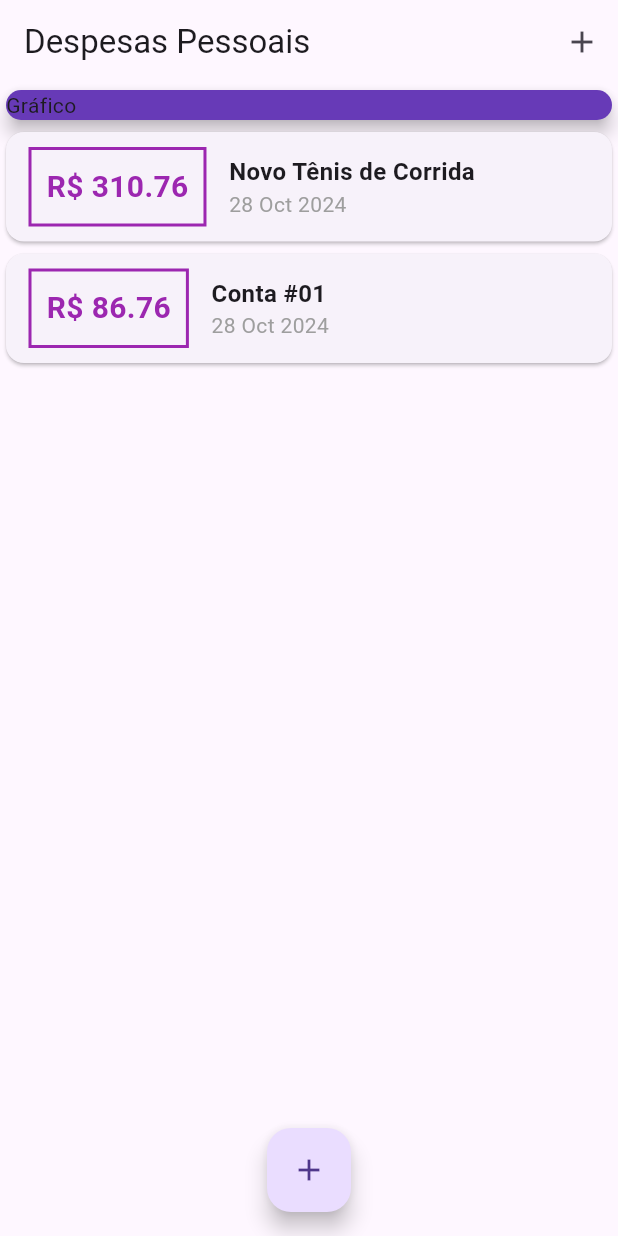
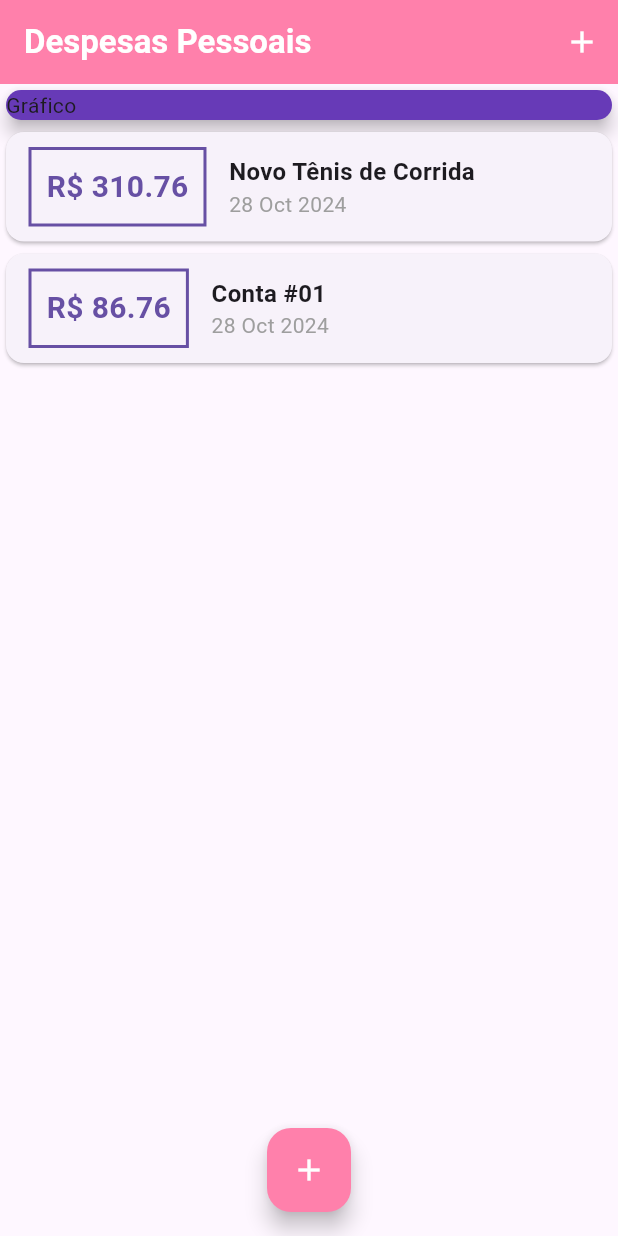
Before and after one commit to gabibecker/DespesasPessoais, a Flutter app: the screen it shows after launch, on a phone screen of 412 x 824 dp. Run offline on Flutter 3.47's test engine with Material 3 defaults, Android fonts, the phone set to English and light mode, and no system bars; Roboto replaces fonts that are missing (OpenSans).

Commit message:
114 Estilo com Theme

```diff
--- a/expenses/lib/components/transaction_list.dart
+++ b/expenses/lib/components/transaction_list.dart
@@ -24,7 +24,7 @@ class Transactionlist extends StatelessWidget {
                     ),
                     decoration: BoxDecoration(
                       border: Border.all(
-                        color: Colors.purple,
+                        color: Theme.of(context).primaryColor,
                         width: 2,
                       ),
                     ),
@@ -34,7 +34,7 @@ class Transactionlist extends StatelessWidget {
                       style: TextStyle(
                         fontWeight: FontWeight.bold,
                         fontSize: 20,
-                        color: Colors.purple,
+                        color: Theme.of(context).primaryColor,
                       ),
                     ),
                   ),
--- a/expenses/lib/main.dart
+++ b/expenses/lib/main.dart
@@ -4,24 +4,60 @@ import 'components/transaction_list.dart';
 import 'components/transaction_form.dart';
 import 'dart:math';
 
-
 main() => runApp(ExpensesApp());
 
 class ExpensesApp extends StatelessWidget {
   @override
   Widget build(BuildContext context) {
-    return MaterialApp(home: MyHomePage());
+    final ThemeData tema = ThemeData();
+
+    return MaterialApp(
+      home: MyHomePage(),
+      theme: tema.copyWith(
+        colorScheme: tema.colorScheme.copyWith(
+          primary: Colors.pinkAccent[100],
+          secondary: Colors.white,
+        ),
+        textTheme: tema.textTheme.copyWith(
+          titleLarge: TextStyle(
+            fontFamily: 'OpenSans',
+            fontSize: 20,
+            fontWeight: FontWeight.bold,
+            color: Colors.white,
+          ),
+          titleMedium: TextStyle(
+            fontFamily: 'Roboto',
+            fontSize: 16,
+            color: Colors.black,
+          ),
+        ),
+        appBarTheme: AppBarTheme(
+          color: Colors.pinkAccent[100],
+          titleTextStyle: TextStyle(
+            fontFamily: 'OpenSans',
+            fontSize: 22,
+            fontWeight: FontWeight.bold,
+            color: Colors.white,
+          ),
+          iconTheme: IconThemeData(
+          color: Colors.white, // Ajuste para os ícones do AppBar ficarem brancos
+        ),
+        ),
+        floatingActionButtonTheme: FloatingActionButtonThemeData(
+          backgroundColor: Colors.pinkAccent[100],
+          foregroundColor: Colors.white
+        ),
+      ),
+    );
   }
 }
 
 class MyHomePage extends StatefulWidget {
-
   @override
   State<MyHomePage> createState() => _MyHomePageState();
 }
 
 class _MyHomePageState extends State<MyHomePage> {
-
   final _transaction = [
     Transaction(
         id: 't1',
@@ -29,10 +65,7 @@ class _MyHomePageState extends State<MyHomePage> {
         value: 310.76,
         date: DateTime.now()),
     Transaction(
-        id: 't2',
-         title: 'Conta #01',
-          value: 86.76,
-           date: DateTime.now()),
+        id: 't2', title: 'Conta #01', value: 86.76, date: DateTime.now()),
   ];
 
   _addTransaction(String title, double value) {
@@ -83,8 +116,7 @@ class _MyHomePageState extends State<MyHomePage> {
               Transactionlist(_transaction),
             ]),
       ),
-      floatingActionButton:
-      FloatingActionButton(
+      floatingActionButton: FloatingActionButton(
         child: Icon(Icons.add),
         onPressed: () => _openTransactionFormModal(context),
       ),
```
Lines whose indentation alone changed are shown as unchanged.
